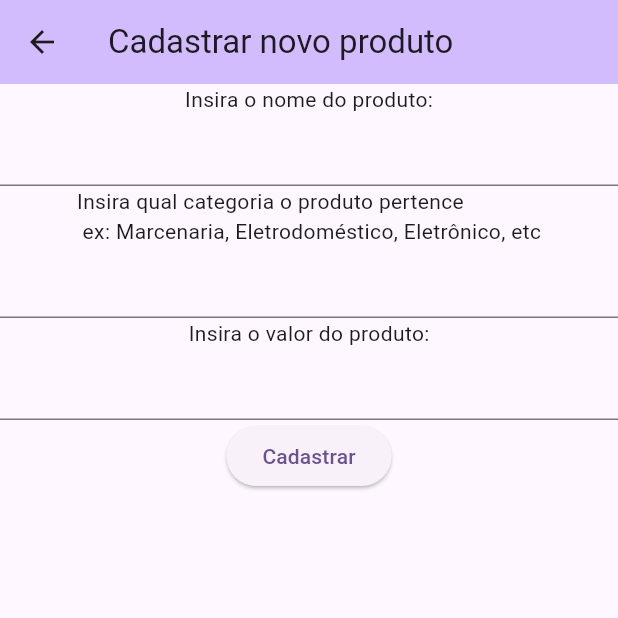
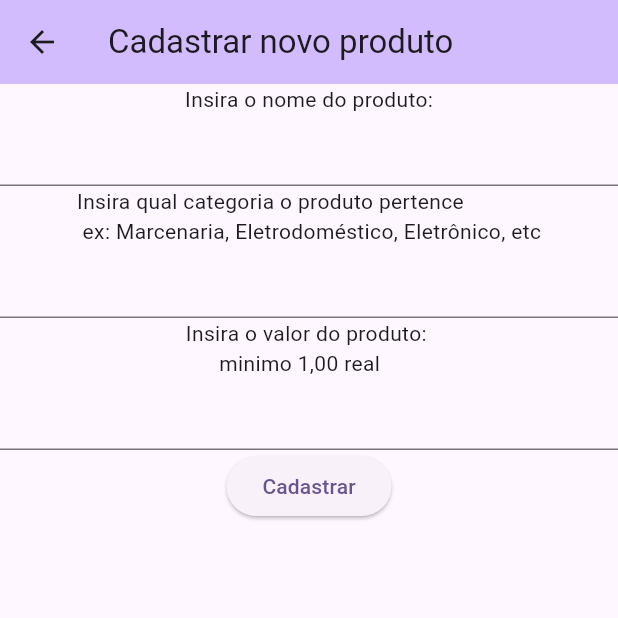
Before and after one commit to santos243/teste_app_api, a Flutter app: the PaginaCadastrarProdutoPage screen opened directly, after a tap on "Cadastrar", on a phone screen of 412 x 824 dp, the top half of it. Run offline on Flutter 3.47's test engine with Material 3 defaults, Android fonts, the phone set to English and light mode, and no system bars.

Commit message:
Verificações de cadastro implementadas
Verificações nas paginas de cadastro foram implementadas e testadas.

```diff
--- a/lib/paginas/pagina_cadastrar_produto_page.dart
+++ b/lib/paginas/pagina_cadastrar_produto_page.dart
@@ -3,6 +3,7 @@
 import 'package:flutter/material.dart';
 import 'package:teste_app_api/core/http/application/my_http.dart';
 import 'package:teste_app_api/models/produto.dart';
+import 'package:teste_app_api/paginas/pagina_cadastro_produto_efetuado_page.dart';
 
 class PaginaCadastrarProdutoPage extends StatefulWidget {
   const PaginaCadastrarProdutoPage({super.key});
@@ -39,15 +40,13 @@ class _PaginaCadastrarProdutoPageState
             TextField(
               controller: controllerCategoria,
             ),
-            const Text('Insira o valor do produto:'),
+            const Text(
+                'Insira o valor do produto: \n\t\t\t\t\t\tminimo 1,00 real'),
             TextField(
               controller: controllerValor,
             ),
             ElevatedButton(
-              onPressed: () async => {
-                // fazer com que a exception seja lançada em uma snack bar dentro do app
-                funcaoCadastroProduto(),
-              },
+              onPressed: () => funcaoCadastroProduto(),
               child: const Text('Cadastrar'),
             ),
           ],
@@ -64,15 +63,34 @@ class _PaginaCadastrarProdutoPageState
         nome: controllerNome.text,
         categoria: controllerCategoria.text,
         valor: double.parse(controllerValor.text));
+
+    if (p.nome.length < 2 ||
+        p.categoria.length > 20 && p.categoria.length < 2 ||
+        p.valor < 1) {
+      throw Exception(
+        ScaffoldMessenger.of(context).showSnackBar(
+          const SnackBar(
+            content: Text(
+                "Verifique se os campos foram digitados corretamente e tente novamente"),
+          ),
+        ),
+      );
+    }
+
     try {
       await myHttp.post(model: p, entity: 'produtos');
     } catch (Exception) {
       ScaffoldMessenger.of(context).showSnackBar(
-        const SnackBar(
-          content:
-              Text("Campo invalido ou vazio, verifique os campos e tente novamente!"),
+        SnackBar(
+          content: Text(Exception.toString()),
         ),
       );
     }
+    Navigator.push(
+      context,
+      MaterialPageRoute(
+        builder: (_) => const PaginaCadastroProdutoEfetuadoPage(),
+      ),
+    );
   }
 }
--- a/lib/paginas/pagina_inicial_page.dart
+++ b/lib/paginas/pagina_inicial_page.dart
@@ -1,11 +1,9 @@
 // ignore_for_file: avoid_print
 
 import 'package:flutter/material.dart';
-import 'package:teste_app_api/core/http/application/my_http.dart';
 import 'package:teste_app_api/models/usuario.dart';
 import 'package:teste_app_api/paginas/pagina_cadastrar_produto_page.dart';
 import 'package:teste_app_api/paginas/pagina_cadastrar_user_page.dart';
-import 'package:teste_app_api/paginas/pagina_info_usuarios_page.dart';
 import 'package:teste_app_api/paginas/pagina_produtos_page.dart';
 import 'package:teste_app_api/paginas/pagina_usuarios_page.dart';
 
```
Also changed, not shown: lib/core/http/application/my_http.dart (+9 -1 lines), lib/paginas/pagina_cadastrar_user_page.dart (+48 -22 lines), lib/paginas/pagina_cadastro_produto_efetuado_page.dart (added, +61 -0 lines), lib/paginas/pagina_cadastro_usuario_efetuado_page.dart (added, +61 -0 lines).
